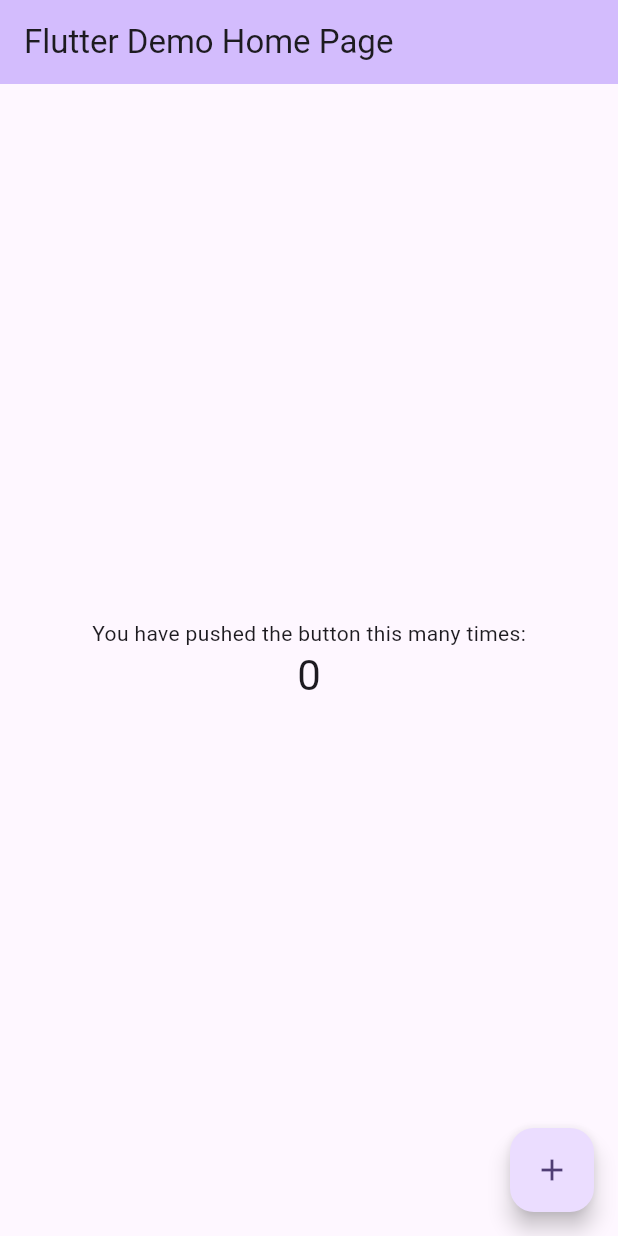
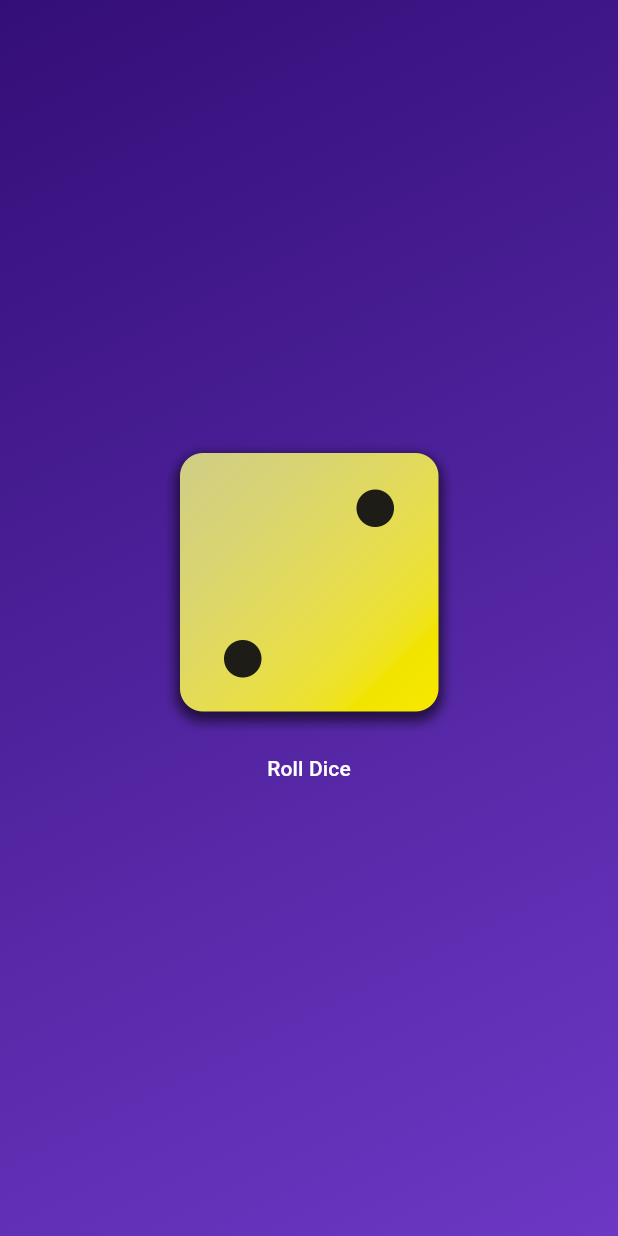
Before and after one commit to gasparteixeira/flutter_basic, a Flutter app: the screen it shows after launch, on a phone screen of 412 x 824 dp. Run offline on Flutter 3.47's test engine with Material 3 defaults, Android fonts, the phone set to English and light mode, and no system bars.

Commit message:
adding the class dice

```diff
--- /dev/null
+++ b/lib/dice_roller.dart
@@ -0,0 +1,41 @@
+import 'dart:math';
+
+import 'package:flutter/material.dart';
+
+final randomize = Random();
+
+class DiceRoller extends StatefulWidget {
+  const DiceRoller({super.key});
+
+  @override
+  State<DiceRoller> createState() {
+    return _DiceRollerState();
+  }
+}
+
+class _DiceRollerState extends State<DiceRoller> {
+  var currentDiceRoll = 2;
+  void rollDice() {
+    setState(() {
+      currentDiceRoll = randomize.nextInt(6) + 1;
+    });
+  }
+
+  @override
+  Widget build(context) {
+    return Column(
+      mainAxisSize: MainAxisSize.min,
+      children: [
+        Image.asset(
+          "assets/images/dice-$currentDiceRoll.png",
+          width: 200,
+        ),
+        TextButton(
+          onPressed: rollDice,
+          style: TextButton.styleFrom(foregroundColor: Colors.white),
+          child: const Text("Roll Dice"),
+        ),
+      ],
+    );
+  }
+}
--- /dev/null
+++ b/lib/gradient_container.dart
@@ -0,0 +1,26 @@
+
+
+import 'package:basic/dice_roller.dart';
+import 'package:flutter/material.dart';
+
+class GradientContainer extends StatelessWidget {
+
+  const GradientContainer({super.key});
+
+  @override
+  Widget build(context) {
+    return Container(
+      decoration: const BoxDecoration(
+        gradient: LinearGradient(
+          colors: [Color.fromARGB(255, 52, 14, 120), Color.fromARGB(255, 108, 56, 196) ],
+          begin: Alignment.topLeft,
+          end: Alignment.bottomRight,
+        )
+      ),
+      child: const Center(
+        child: DiceRoller(),
+      ),
+    );
+  }
+
+}
--- a/lib/main.dart
+++ b/lib/main.dart
@@ -1,125 +1,12 @@
+import 'package:basic/gradient_container.dart';
 import 'package:flutter/material.dart';
 
 void main() {
-  runApp(const MyApp());
+  runApp(
+    const MaterialApp(
+      home: Scaffold(
+        body: GradientContainer(),
+      ),
+    ),
+  );
 }
-
-class MyApp extends StatelessWidget {
-  const MyApp({super.key});
-
-  // This widget is the root of your application.
-  @override
-  Widget build(BuildContext context) {
-    return MaterialApp(
-      title: 'Flutter Demo',
-      theme: ThemeData(
-        // This is the theme of your application.
-        //
-        // TRY THIS: Try running your application with "flutter run". You'll see
-        // the application has a purple toolbar. Then, without quitting the app,
-        // try changing the seedColor in the colorScheme below to Colors.green
-        // and then invoke "hot reload" (save your changes or press the "hot
-        // reload" button in a Flutter-supported IDE, or press "r" if you used
-        // the command line to start the app).
-        //
-        // Notice that the counter didn't reset back to zero; the application
-        // state is not lost during the reload. To reset the state, use hot
-        // restart instead.
-        //
-        // This works for code too, not just values: Most code changes can be
-        // tested with just a hot reload.
-        colorScheme: ColorScheme.fromSeed(seedColor: Colors.deepPurple),
-        useMaterial3: true,
-      ),
-      home: const MyHomePage(title: 'Flutter Demo Home Page'),
-    );
-  }
-}
-
-class MyHomePage extends StatefulWidget {
-  const MyHomePage({super.key, required this.title});
-
-  // This widget is the home page of your application. It is stateful, meaning
-  // that it has a State object (defined below) that contains fields that affect
-  // how it looks.
-
-  // This class is the configuration for the state. It holds the values (in this
-  // case the title) provided by the parent (in this case the App widget) and
-  // used by the build method of the State. Fields in a Widget subclass are
-  // always marked "final".
-
-  final String title;
-
-  @override
-  State<MyHomePage> createState() => _MyHomePageState();
-}
-
-class _MyHomePageState extends State<MyHomePage> {
-  int _counter = 0;
-
-  void _incrementCounter() {
-    setState(() {
-      // This call to setState tells the Flutter framework that something has
-      // changed in this State, which causes it to rerun the build method below
-      // so that the display can reflect the updated values. If we changed
-      // _counter without calling setState(), then the build method would not be
-      // called again, and so nothing would appear to happen.
-      _counter++;
-    });
-  }
-
-  @override
-  Widget build(BuildContext context) {
-    // This method is rerun every time setState is called, for instance as done
-    // by the _incrementCounter method above.
-    //
-    // The Flutter framework has been optimized to make rerunning build methods
-    // fast, so that you can just rebuild anything that needs updating rather
-    // than having to individually change instances of widgets.
-    return Scaffold(
-      appBar: AppBar(
-        // TRY THIS: Try changing the color here to a specific color (to
-        // Colors.amber, perhaps?) and trigger a hot reload to see the AppBar
-        // change color while the other colors stay the same.
-        backgroundColor: Theme.of(context).colorScheme.inversePrimary,
-        // Here we take the value from the MyHomePage object that was created by
-        // the App.build method, and use it to set our appbar title.
-        title: Text(widget.title),
-      ),
-      body: Center(
-        // Center is a layout widget. It takes a single child and positions it
-        // in the middle of the parent.
-        child: Column(
-          // Column is also a layout widget. It takes a list of children and
-          // arranges them vertically. By default, it sizes itself to fit its
-          // children horizontally, and tries to be as tall as its parent.
-          //
-          // Column has various properties to control how it sizes itself and
-          // how it positions its children. Here we use mainAxisAlignment to
-          // center the children vertically; the main axis here is the vertical
-          // axis because Columns are vertical (the cross axis would be
-          // horizontal).
-          //
-          // TRY THIS: Invoke "debug painting" (choose the "Toggle Debug Paint"
-          // action in the IDE, or press "p" in the console), to see the
-          // wireframe for each widget.
-          mainAxisAlignment: MainAxisAlignment.center,
-          children: <Widget>[
-            const Text(
-              'You have pushed the button this many times:',
-            ),
-            Text(
-              '$_counter',
-              style: Theme.of(context).textTheme.headlineMedium,
-            ),
-          ],
-        ),
-      ),
-      floatingActionButton: FloatingActionButton(
-        onPressed: _incrementCounter,
-        tooltip: 'Increment',
-        child: const Icon(Icons.add),
-      ), // This trailing comma makes auto-formatting nicer for build methods.
-    );
-  }
-}
```
Also changed, not shown: pubspec.yaml (+7 -3 lines), assets/images/dice-1.png (added), assets/images/dice-2.png (added), assets/images/dice-3.png (added), assets/images/dice-4.png (added), assets/images/dice-5.png (added), assets/images/dice-6.png (added), 1 other file.
